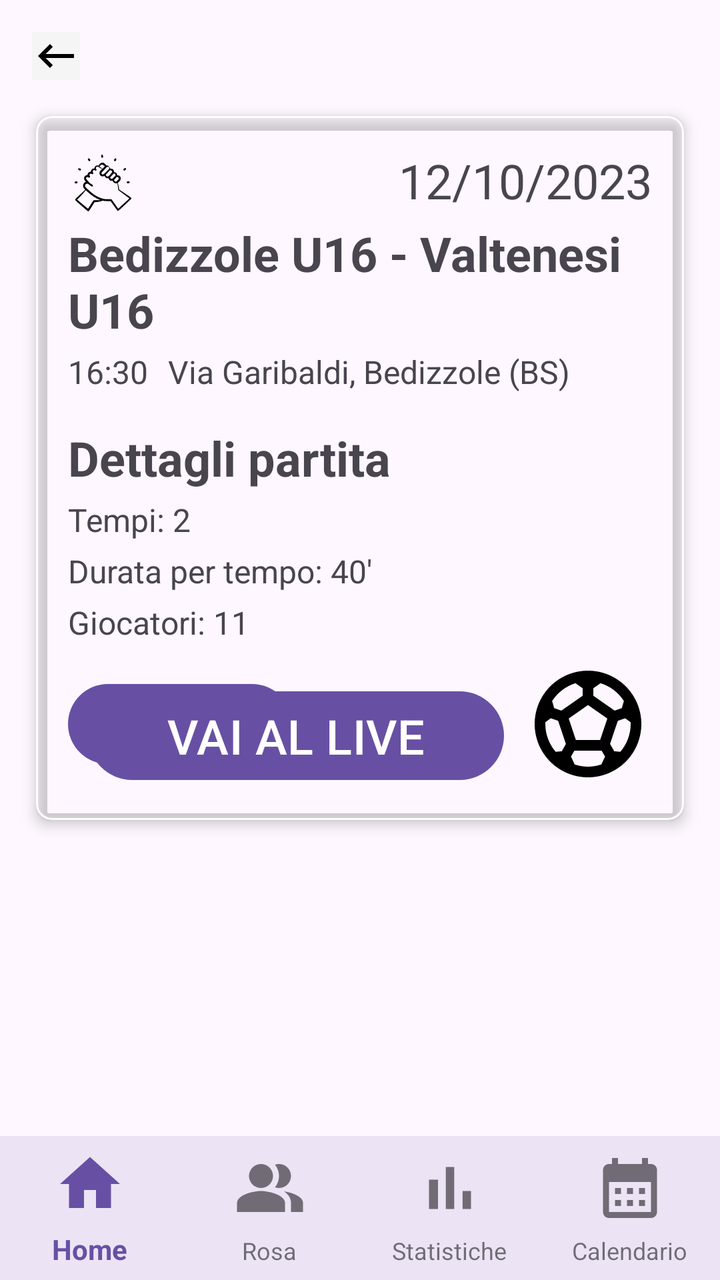
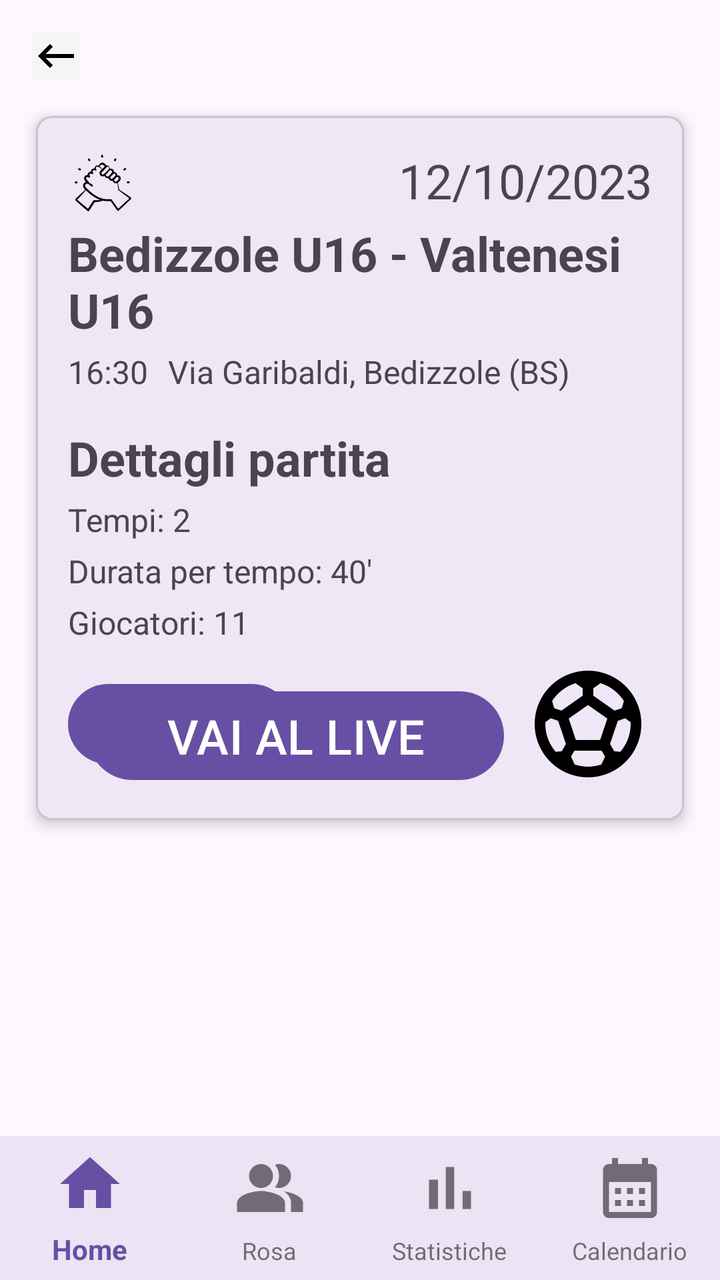

An Android layout rendered at two revisions. The XML below is the earlier revision; the diff shows what the commit changed to produce the second picture.
<!-- AndroidManifest.xml: application theme Theme.YouCoach -->
<!-- res/layout/activity_dettaglio_partita.xml -->
<androidx.constraintlayout.widget.ConstraintLayout
    xmlns:android="http://schemas.android.com/apk/res/android"
    xmlns:app="http://schemas.android.com/apk/res-auto"
    xmlns:tools="http://schemas.android.com/tools"
    android:layout_width="match_parent"
    android:layout_height="match_parent">



    <ImageButton
        android:id="@+id/back_button"
        android:layout_width="wrap_content"
        android:layout_height="wrap_content"
        android:layout_marginStart="16dp"
        android:layout_marginTop="16dp"
        android:background="@color/background_grey"
        android:src="@drawable/arrow_back"
        app:layout_constraintStart_toStartOf="parent"
        app:layout_constraintTop_toTopOf="parent" />
    

    



    <com.google.android.material.card.MaterialCardView
        android:layout_width="0dp"
        android:layout_height="0dp"
        app:layout_constraintWidth_percent="0.9"
        app:layout_constraintHeight_percent="0.55"
        app:layout_constraintTop_toTopOf="parent"
        app:layout_constraintBottom_toTopOf="@+id/bottom_navigation"
        app:layout_constraintStart_toStartOf="parent"
        app:layout_constraintEnd_toEndOf="parent"
        android:layout_marginBottom="100dp"
        app:cardCornerRadius="8dp"
        app:cardBackgroundColor="@color/background_soccer_card"
        app:cardElevation="4dp"
        app:strokeWidth="1dp"
        app:strokeColor="@color/background_green">


        <androidx.constraintlayout.widget.ConstraintLayout
            android:layout_width="match_parent"
            android:layout_height="match_parent"
            android:padding="16dp">

            <ImageView
                android:layout_width="35dp"
                android:layout_height="35dp"
                android:src="@drawable/fair_play"
                app:layout_constraintStart_toStartOf="parent"
                app:layout_constraintTop_toTopOf="parent" />

            
            <TextView
                android:id="@+id/card_title_partita"
                android:layout_width="0dp"
                android:layout_height="wrap_content"
                android:layout_marginTop="4dp"
                android:text="Bedizzole U16 - Valtenesi U16"
                android:textSize="24dp"
                android:textStyle="bold"
                app:layout_constraintStart_toStartOf="parent"
                app:layout_constraintTop_toBottomOf="@id/card_date_partita" />

            
            <TextView
                android:id="@+id/card_date_partita"
                android:layout_width="0dp"
                android:layout_height="wrap_content"
                android:layout_marginStart="40dp"
                android:text="12/10/2023"
                android:textSize="24sp"
                app:layout_constraintEnd_toEndOf="parent"
                app:layout_constraintTop_toTopOf="parent" />

            
            <TextView
                android:id="@+id/card_time"
                android:layout_width="wrap_content"
                android:layout_height="wrap_content"
                android:layout_marginTop="4dp"
                android:text="16:30"
                android:textSize="16dp"
                app:layout_constraintStart_toStartOf="parent"
                app:layout_constraintTop_toBottomOf="@id/card_title_partita" />

            <TextView
                android:id="@+id/match_location"
                android:layout_width="wrap_content"
                android:layout_height="wrap_content"
                android:text="Via Garibaldi, Bedizzole (BS)"
                android:layout_marginTop="4dp"
                android:layout_marginStart="10dp"
                android:textSize="16dp"
                app:layout_constraintStart_toEndOf="@+id/card_time"
                app:layout_constraintTop_toBottomOf="@id/card_title_partita"
                />

            <TextView
                android:id="@+id/match_details"
                android:layout_width="wrap_content"
                android:layout_height="wrap_content"
                android:text="Dettagli partita"
                android:textSize="24sp"
                android:layout_marginTop="16dp"
                android:textStyle="bold"
                app:layout_constraintTop_toBottomOf="@id/card_time"
                app:layout_constraintStart_toStartOf="parent" />

            <TextView
                android:id="@+id/numero_tempi"
                android:layout_width="wrap_content"
                android:layout_height="wrap_content"
                android:text="Tempi: 2"
                android:layout_marginTop="4dp"
                android:textSize="16sp"
                app:layout_constraintTop_toBottomOf="@id/match_details"
                app:layout_constraintStart_toStartOf="parent"
                />

            <TextView
                android:id="@+id/durata_tempo"
                android:layout_width="wrap_content"
                android:layout_height="wrap_content"
                android:text="Durata per tempo: 40'"
                android:layout_marginTop="4dp"
                android:textSize="16sp"
                app:layout_constraintTop_toBottomOf="@id/numero_tempi"
                app:layout_constraintStart_toStartOf="parent"
                />

            <TextView
                android:id="@+id/numero_giocatori"
                android:layout_width="wrap_content"
                android:layout_height="wrap_content"
                android:layout_marginTop="4dp"
                android:text="Giocatori: 11"
                android:textSize="16sp"
                app:layout_constraintTop_toBottomOf="@id/durata_tempo"
                app:layout_constraintStart_toStartOf="parent"
                />

            <Button
                android:id="@+id/convocati_button"
                android:layout_width="wrap_content"
                android:layout_height="wrap_content"
                android:text="Convocati"
                android:layout_marginTop="16dp"
                app:layout_constraintTop_toBottomOf="@+id/numero_giocatori"
                app:layout_constraintStart_toStartOf="parent"/>



            <Button
                android:id="@+id/go_live_button"
                android:layout_width="0dp"
                android:layout_height="wrap_content"
                android:textSize="24sp"
                android:text="VAI AL LIVE"
                android:layout_marginStart="10dp"
                android:layout_marginEnd="10dp"
                app:layout_constraintBottom_toBottomOf="parent"
                app:layout_constraintStart_toStartOf="parent"
                app:layout_constraintEnd_toStartOf="@id/ball_icon"/>



            
            <ImageView
                android:id="@+id/ball_icon"
                android:layout_width="64dp"
                android:layout_height="64dp"
                android:layout_marginTop="16dp"
                android:src="@drawable/pallone"
                app:layout_constraintBottom_toBottomOf="parent"
                app:layout_constraintEnd_toEndOf="parent" />

        </androidx.constraintlayout.widget.ConstraintLayout>

    </com.google.android.material.card.MaterialCardView>

    <com.google.android.material.bottomnavigation.BottomNavigationView
        android:id="@+id/bottom_navigation"
        android:layout_width="0dp"
        android:layout_height="72dp"
        android:background="?android:attr/windowBackground"
        app:labelVisibilityMode="labeled"
        app:menu="@menu/bottom_nav_menu"
        style="@style/BottomNavigationViewStyle"
        app:layout_constraintBottom_toBottomOf="parent"
        app:layout_constraintStart_toStartOf="parent"
        app:layout_constraintEnd_toEndOf="parent" />

</androidx.constraintlayout.widget.ConstraintLayout>
<!-- resources referenced by this layout -->
<resources>
  <color name="background_grey">#F5F5F5</color>
  <!-- drawable arrow_back (drawable) -->
  <vector xmlns:android="http://schemas.android.com/apk/res/android" android:autoMirrored="true" android:height="24dp" android:tint="#000000" android:viewportHeight="24" android:viewportWidth="24" android:width="24dp">
        
      <path android:fillColor="@android:color/white" android:pathData="M21,11H6.83l3.58,-3.59L9,6l-6,6 6,6 1.41,-1.41L6.83,13H21z"/>
      
  </vector>
  <!-- drawable fair_play: vector/xml drawable (drawable, 6353 chars, omitted) -->
  <!-- drawable pallone (drawable) -->
  <vector xmlns:android="http://schemas.android.com/apk/res/android" android:height="24dp" android:tint="#000000" android:viewportHeight="24" android:viewportWidth="24" android:width="24dp">
        
      <path android:fillColor="@android:color/white" android:pathData="M12,2C6.48,2 2,6.48 2,12c0,5.52 4.48,10 10,10s10,-4.48 10,-10C22,6.48 17.52,2 12,2zM13,5.3l1.35,-0.95c1.82,0.56 3.37,1.76 4.38,3.34l-0.39,1.34l-1.35,0.46L13,6.7V5.3zM9.65,4.35L11,5.3v1.4L7.01,9.49L5.66,9.03L5.27,7.69C6.28,6.12 7.83,4.92 9.65,4.35zM7.08,17.11l-1.14,0.1C4.73,15.81 4,13.99 4,12c0,-0.12 0.01,-0.23 0.02,-0.35l1,-0.73L6.4,11.4l1.46,4.34L7.08,17.11zM14.5,19.59C13.71,19.85 12.87,20 12,20s-1.71,-0.15 -2.5,-0.41l-0.69,-1.49L9.45,17h5.11l0.64,1.11L14.5,19.59zM14.27,15H9.73l-1.35,-4.02L12,8.44l3.63,2.54L14.27,15zM18.06,17.21l-1.14,-0.1l-0.79,-1.37l1.46,-4.34l1.39,-0.47l1,0.73C19.99,11.77 20,11.88 20,12C20,13.99 19.27,15.81 18.06,17.21z"/>
      
  </vector>
  <style name="BottomNavigationViewStyle" parent="Widget.MaterialComponents.BottomNavigationView">
          <item name="itemIconSize">36dp</item> 
          <item name="itemTextAppearanceActive">@style/ActiveTextStyle</item> 
          <item name="itemTextAppearanceInactive">@style/InactiveTextStyle</item> 
      </style>
  <style name="Theme.YouCoach" parent="Base.Theme.YouCoach" />
  <style name="ActiveTextStyle" parent="TextAppearance.AppCompat.Small">
          <item name="android:textSize">14sp</item>
      </style>
  <style name="InactiveTextStyle" parent="TextAppearance.AppCompat.Small">
          <item name="android:textSize">12sp</item>
      </style>
  <style name="Base.Theme.YouCoach" parent="Theme.Material3.DayNight.NoActionBar">
          
          
      </style>
</resources>

<!-- the commit's change to res/layout/activity_dettaglio_partita.xml (unified diff, before → after) -->
@@ -34,10 +34,8 @@
         app:layout_constraintEnd_toEndOf="parent"
         android:layout_marginBottom="100dp"
         app:cardCornerRadius="8dp"
-        app:cardBackgroundColor="@color/background_soccer_card"
         app:cardElevation="4dp"
-        app:strokeWidth="1dp"
-        app:strokeColor="@color/background_green">
+        app:strokeWidth="1dp">
 
 
         <androidx.constraintlayout.widget.ConstraintLayout
